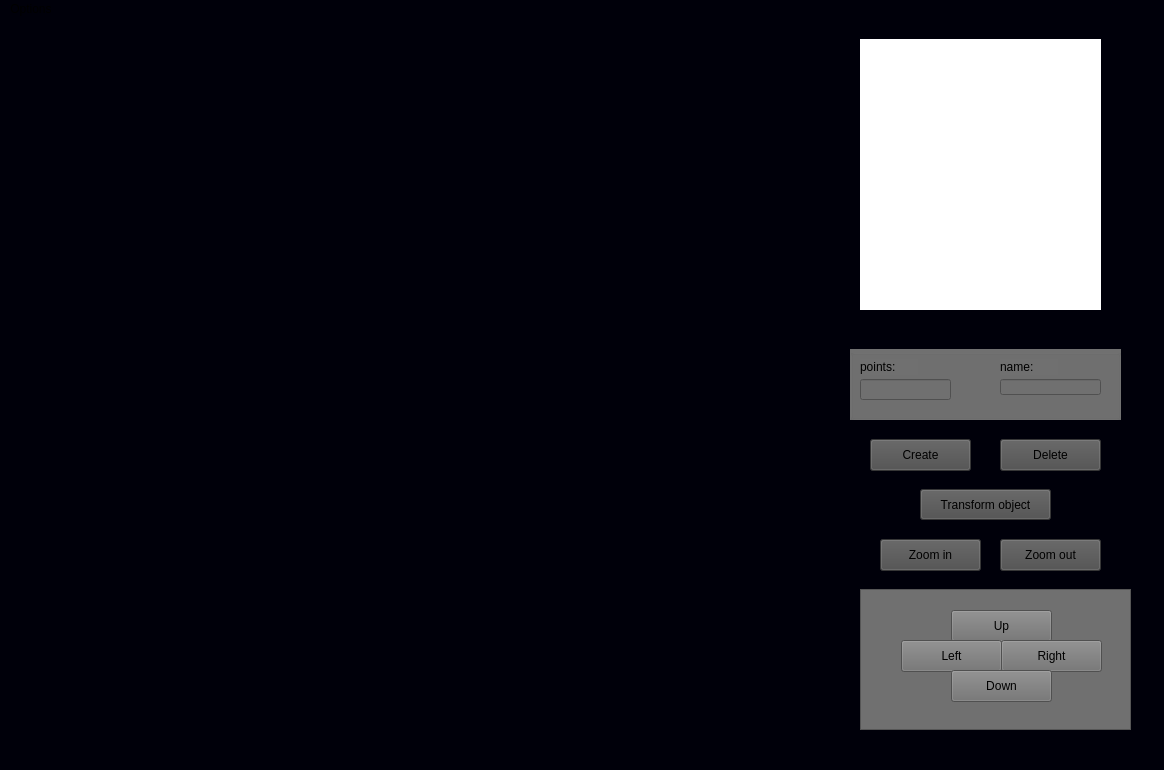
Old version of the form src/gui/main_window.ui in the repository victoriavllso/sistema-grafico-interativo.
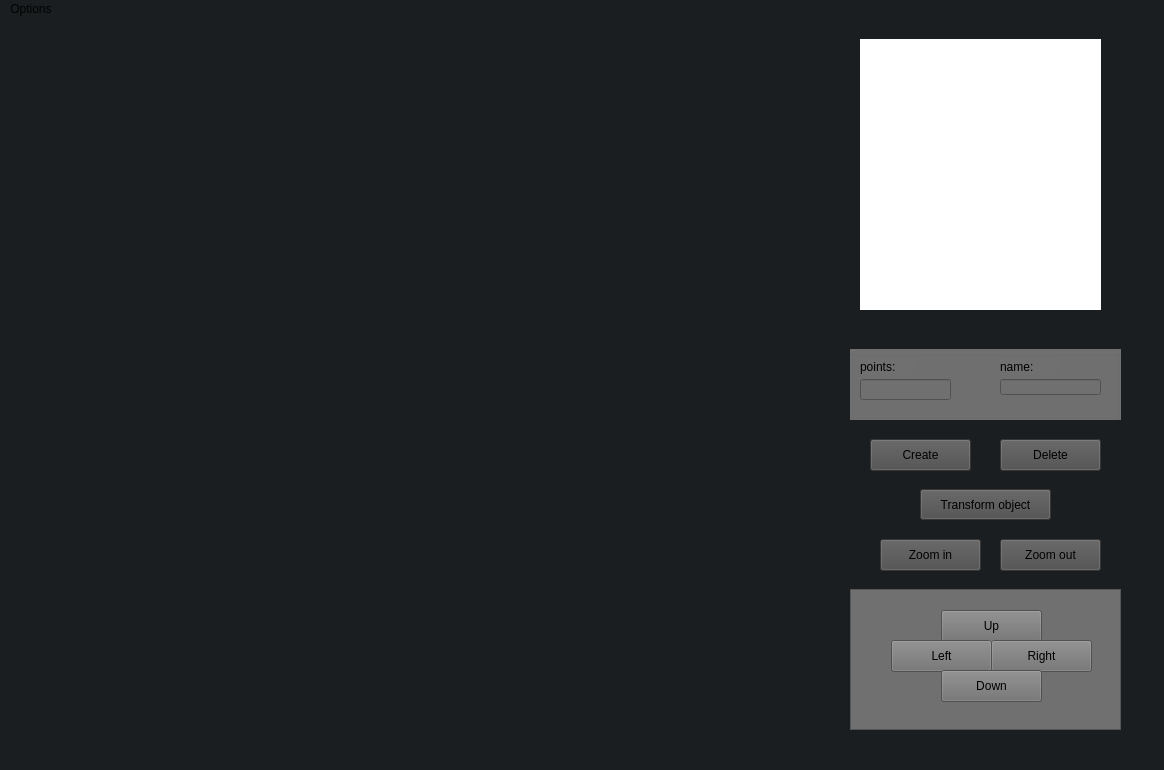
New version of the form.

Commit message: arrumando interface

```diff
--- a/src/gui/main_window.ui
+++ b/src/gui/main_window.ui
@@ -14,7 +14,7 @@
    <string>MainWindow</string>
   </property>
   <property name="styleSheet">
-   <string notr="true">background-color: rgb(0, 0, 10);</string>
+   <string notr="true">background-color: rgb(27, 30, 32);</string>
   </property>
   <widget class="QWidget" name="centralwidget">
    <widget class="QPushButton" name="z_in">
@@ -52,7 +52,7 @@
    <widget class="QLabel" name="vp">
     <property name="geometry">
      <rect>
-      <x>110</x>
+      <x>80</x>
       <y>20</y>
       <width>621</width>
       <height>661</height>
@@ -129,7 +129,7 @@
    <widget class="QScrollArea" name="scrollArea">
     <property name="geometry">
      <rect>
-      <x>860</x>
+      <x>850</x>
       <y>570</y>
       <width>271</width>
       <height>141</height>
```
The commit also changes 3 other files.
